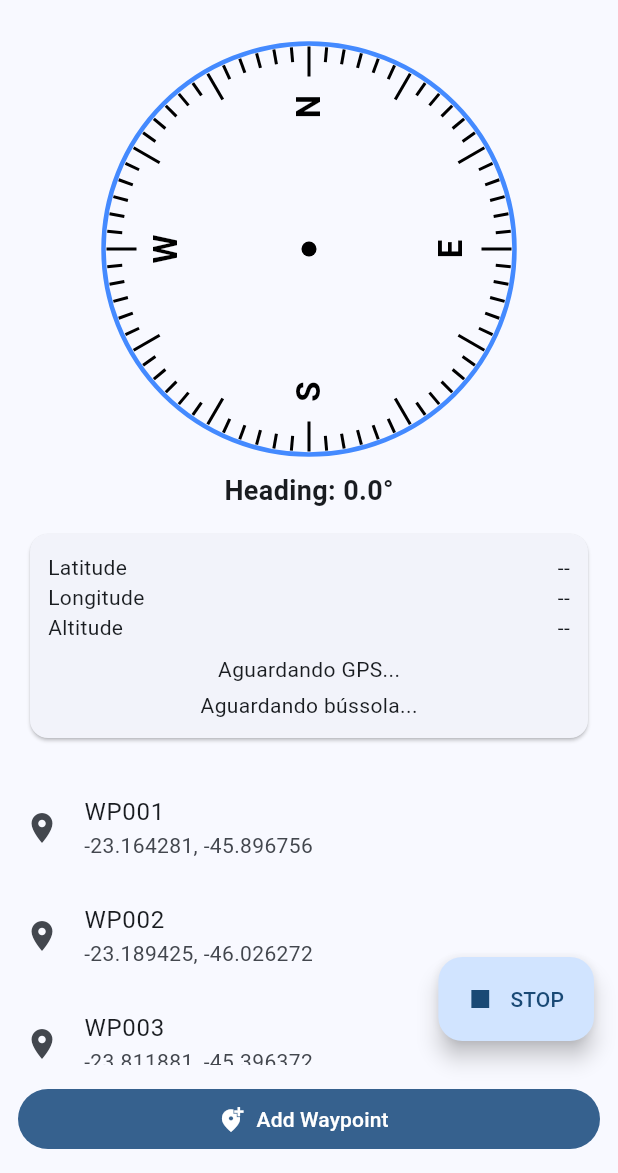
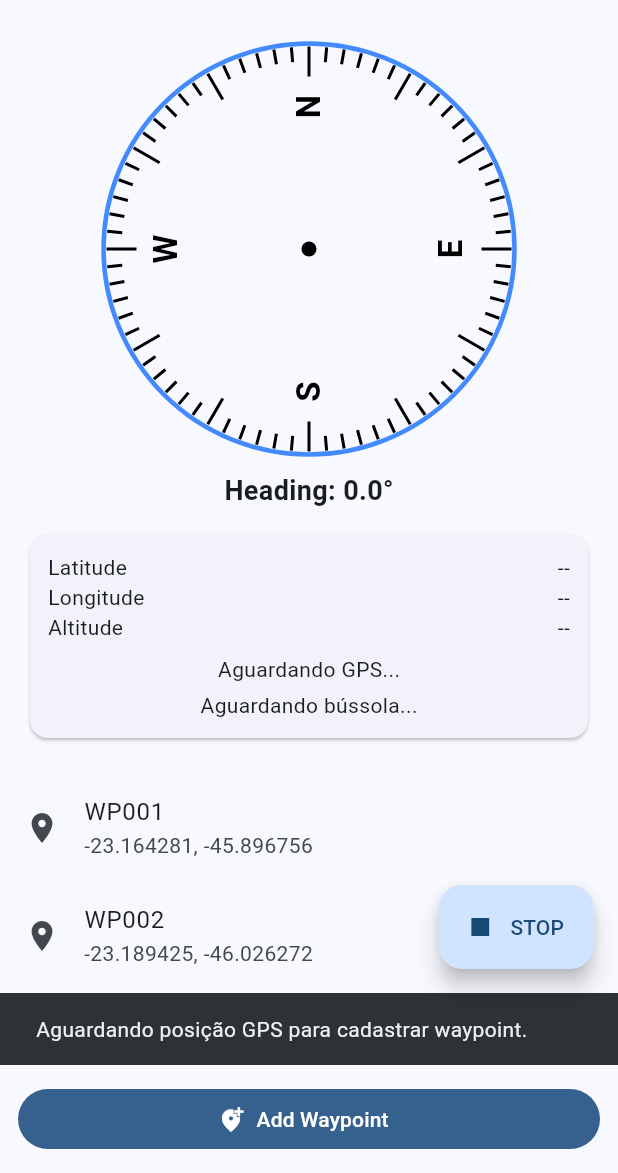
Before and after one commit to Keeelima/flutter-20-geolocation, a Flutter app: the screen it shows after launch, after a tap on "Add Waypoint", on a phone screen of 412 x 824 dp, the part 63-1236 px from its top. Run offline on Flutter 3.47's test engine with Material 3 defaults, Android fonts, the phone set to English and light mode, and no system bars; our stand-ins replace geolocator; missing offline and left inert: flutter_device_compass.

Commit message:
Removendo o Waypoint da Lista

```diff
--- a/lib/main.dart
+++ b/lib/main.dart
@@ -75,12 +75,108 @@ class HomePageState extends State<HomePage> {
     });
   }
 
-  void adicionarWaypoint() {
-    debugPrint('Você clicou no botão Add Waypoint');
+  Future<void> adicionarWaypoint() async {
+    // Verifica se o GPS já forneceu uma posição válida.
+    if (latitude == null || longitude == null) {
+      ScaffoldMessenger.of(context).showSnackBar(
+        const SnackBar(
+          content: Text('Aguardando posição GPS para cadastrar waypoint.'),
+        ),
+      );
+      return;
+    }
+
+    final formKey = GlobalKey<FormState>();
+    String nome = '';
+
+    // Abre o formulário e aguarda o nome informado.
+    final String? name = await showDialog<String>(
+      context: context,
+      builder: (dialogContext) => AlertDialog(
+        title: const Text('Novo Waypoint'),
+        content: Form(
+          key: formKey,
+          child: TextFormField(
+            autofocus: true,
+            maxLength: 40,
+            textCapitalization: TextCapitalization.words,
+            decoration: const InputDecoration(
+              labelText: 'Nome',
+              hintText: 'Ex.: Entrada principal',
+              border: OutlineInputBorder(),
+            ),
+            validator: (value) {
+              if (value == null || value.trim().isEmpty) {
+                return 'Informe o nome do waypoint.';
+              }
+              return null;
+            },
+            onSaved: (value) => nome = value!.trim(),
+          ),
+        ),
+        actions: [
+          TextButton(
+            onPressed: () => Navigator.pop(dialogContext),
+            child: const Text('Cancelar'),
+          ),
+          FilledButton(
+            onPressed: () {
+              if (formKey.currentState?.validate() ?? false) {
+                formKey.currentState?.save();
+                Navigator.pop(dialogContext, nome);
+              }
+            },
+            child: const Text('Salvar'),
+          ),
+        ],
+      ),
+    );
+
+    // O usuário pode ter cancelado o diálogo.
+    if (name == null || !mounted) return;
+
+    // Captura a posição mais recente disponível.
+    final double? latitudeWaypoint = latitude;
+    final double? longitudeWaypoint = longitude;
+
+    if (latitudeWaypoint == null || longitudeWaypoint == null) {
+      ScaffoldMessenger.of(context).showSnackBar(
+        const SnackBar(content: Text('Posição GPS indisponível.')),
+      );
+      return;
+    }
+
+    final novoWaypoint = Waypoint(
+      name: name,
+      latitude: latitudeWaypoint,
+      longitude: longitudeWaypoint,
+    );
+
+    setState(() {
+      waypoints.add(novoWaypoint);
+    });
+
+    ScaffoldMessenger.of(
+      context,
+    ).showSnackBar(SnackBar(content: Text('Waypoint "$name" cadastrado.')));
   }
 
   void excluirWaypoint(Waypoint waypoint) {
-    debugPrint('Você acionou o excluir Waypoint ${waypoint.name}');
+    setState(() {
+      waypoints.remove(waypoint);
+
+      // Se o waypoint excluído estiver em navegação,
+      // encerra a navegação automaticamente.
+      if (identical(navegandoPara, waypoint)) {
+        navegandoPara = null;
+      }
+    });
+    ScaffoldMessenger.of(context).showSnackBar(
+      SnackBar(
+        content: Text('Waypoint "${waypoint.name}" excluído.'),
+        duration: const Duration(seconds: 2),
+      ),
+    );
   }
 
   void iniciarGPS() async {
```
